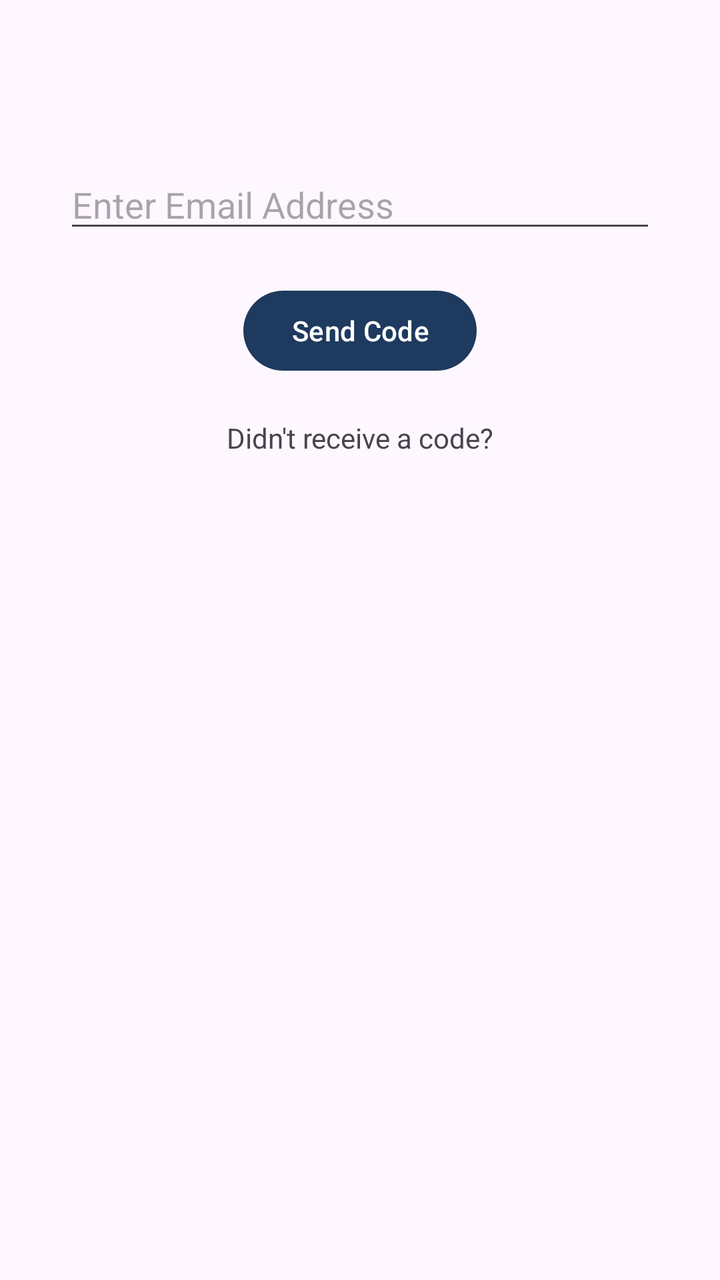
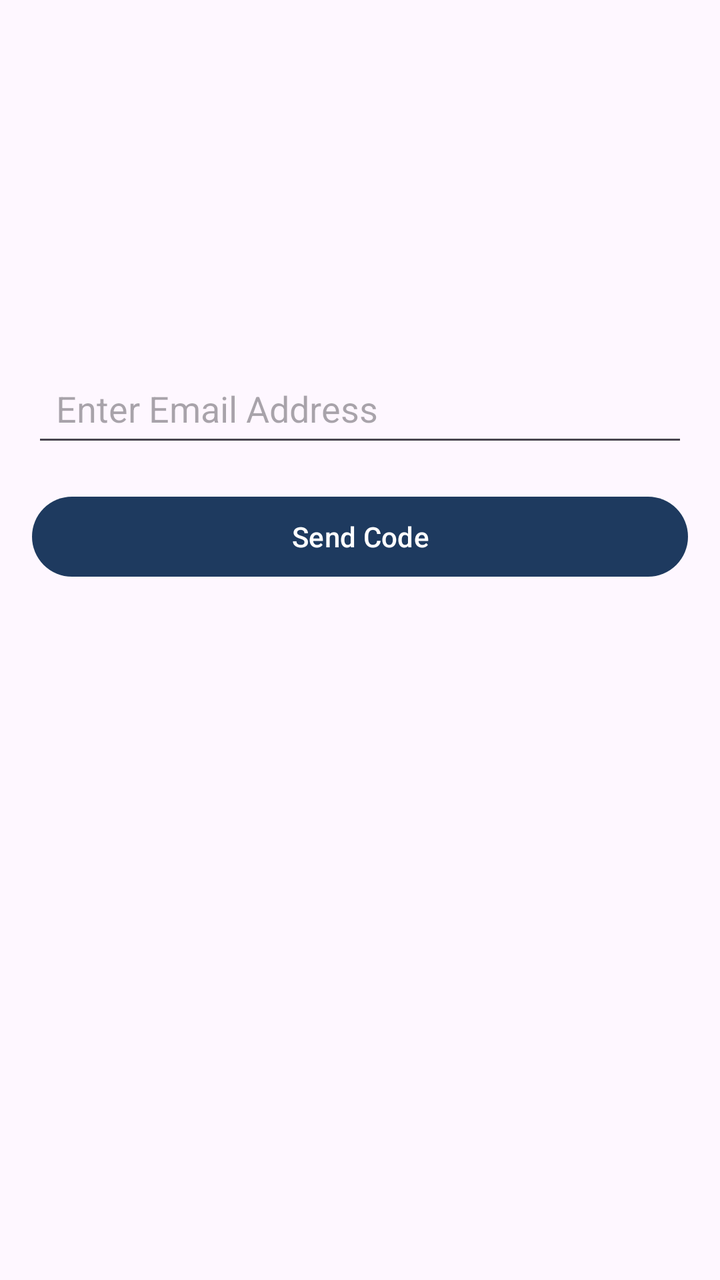

Screens rendered from an Android XML layout before and after an edit, with the pre-edit source and the edit as a unified diff.
<!-- AndroidManifest.xml: application theme Theme.WooferProject -->
<!-- res/layout/forgot_password.xml -->
<androidx.constraintlayout.widget.ConstraintLayout
    xmlns:android="http://schemas.android.com/apk/res/android"
    xmlns:app="http://schemas.android.com/apk/res-auto"
    android:layout_width="match_parent"
    android:layout_height="match_parent">


    <EditText
        android:id="@+id/editEmail"
        android:layout_width="0dp"
        android:layout_height="wrap_content"
        android:hint="Enter Email Address"
        android:inputType="textEmailAddress"
        android:layout_marginStart="32dp"
        android:layout_marginEnd="32dp"
        android:layout_marginTop="80dp"
        app:layout_constraintTop_toTopOf="parent"
        app:layout_constraintStart_toStartOf="parent"
        app:layout_constraintEnd_toEndOf="parent"/>

    <Button
        android:id="@+id/sendCode"
        android:layout_width="wrap_content"
        android:layout_height="wrap_content"
        android:text="Send Code"
        android:layout_marginTop="20dp"
        app:layout_constraintTop_toBottomOf="@id/editEmail"
        app:layout_constraintStart_toStartOf="parent"
        app:layout_constraintEnd_toEndOf="parent"/>

    <EditText
        android:id="@+id/editOtp"
        android:layout_width="0dp"
        android:layout_height="wrap_content"
        android:hint="Enter OTP"
        android:inputType="number"
        android:visibility="gone"
        android:layout_marginStart="32dp"
        android:layout_marginEnd="32dp"
        android:layout_marginTop="20dp"
        app:layout_constraintTop_toBottomOf="@id/sendCode"
        app:layout_constraintStart_toStartOf="parent"
        app:layout_constraintEnd_toEndOf="parent"/>

    <EditText
        android:id="@+id/editNewPassword"
        android:layout_width="0dp"
        android:layout_height="wrap_content"
        android:hint="New Password"
        android:inputType="textPassword"
        android:visibility="gone"
        android:layout_marginStart="32dp"
        android:layout_marginEnd="32dp"
        android:layout_marginTop="20dp"
        app:layout_constraintTop_toBottomOf="@id/editOtp"
        app:layout_constraintStart_toStartOf="parent"
        app:layout_constraintEnd_toEndOf="parent"/>

    <Button
        android:id="@+id/resetPassword"
        android:layout_width="wrap_content"
        android:layout_height="wrap_content"
        android:text="Reset Password"
        android:visibility="gone"
        android:layout_marginTop="20dp"
        app:layout_constraintTop_toBottomOf="@id/editNewPassword"
        app:layout_constraintStart_toStartOf="parent"
        app:layout_constraintEnd_toEndOf="parent"/>

    <TextView
        android:id="@+id/noCode"
        android:layout_width="wrap_content"
        android:layout_height="wrap_content"
        android:text="Didn't receive a code?"
        android:layout_marginTop="20dp"
        app:layout_constraintTop_toBottomOf="@id/resetPassword"
        app:layout_constraintStart_toStartOf="parent"
        app:layout_constraintEnd_toEndOf="parent"/>

</androidx.constraintlayout.widget.ConstraintLayout>
<!-- resources referenced by this layout -->
<resources>
  <style name="Theme.WooferProject" parent="Base.Theme.WooferProject" />
  <style name="Base.Theme.WooferProject" parent="Theme.Material3.DayNight.NoActionBar">
          
          <item name="colorPrimary">@color/magnet_blue</item>
          <item name="colorOnPrimary">@color/white</item>
          <item name="colorPrimaryContainer">@color/magnet_blue</item>
          <item name="colorOnPrimaryContainer">@color/white</item>
      </style>
  <color name="magnet_blue">#1E3A5F</color>
  <color name="white">#FFFFFFFF</color>
</resources>

<!-- the commit's change to res/layout/forgot_password.xml (unified diff, before → after) -->
@@ -1,80 +1,119 @@
-<androidx.constraintlayout.widget.ConstraintLayout
-    xmlns:android="http://schemas.android.com/apk/res/android"
+<?xml version="1.0" encoding="utf-8"?>
+<androidx.constraintlayout.widget.ConstraintLayout xmlns:android="http://schemas.android.com/apk/res/android"
     xmlns:app="http://schemas.android.com/apk/res-auto"
+    xmlns:tools="http://schemas.android.com/tools"
     android:layout_width="match_parent"
-    android:layout_height="match_parent">
+    android:layout_height="match_parent"
+    android:padding="16dp"
+    tools:context=".activities.ForgotPasswordActivity">
 
+    <ImageView
+        android:id="@+id/logo"
+        android:layout_width="100dp"
+        android:layout_height="100dp"
+        android:layout_marginTop="32dp"
+        android:contentDescription="@string/logo_desc"
+        android:src="@mipmap/ic_launcher"
+        app:layout_constraintEnd_toEndOf="parent"
+        app:layout_constraintStart_toStartOf="parent"
+        app:layout_constraintTop_toTopOf="parent" />
 
     <EditText
         android:id="@+id/editEmail"
         android:layout_width="0dp"
         android:layout_height="wrap_content"
-        android:hint="Enter Email Address"
+        android:layout_marginTop="32dp"
+        android:autofillHints="emailAddress"
+        android:ems="10"
+        android:hint="@string/hint_email"
         android:inputType="textEmailAddress"
-        android:layout_marginStart="32dp"
-        android:layout_marginEnd="32dp"
-        android:layout_marginTop="80dp"
-        app:layout_constraintTop_toTopOf="parent"
+        android:minHeight="48dp"
+        android:padding="12dp"
+        app:layout_constraintEnd_toEndOf="parent"
         app:layout_constraintStart_toStartOf="parent"
-        app:layout_constraintEnd_toEndOf="parent"/>
+        app:layout_constraintTop_toBottomOf="@+id/logo" />
 
     <Button
         android:id="@+id/sendCode"
-        android:layout_width="wrap_content"
+        android:layout_width="0dp"
         android:layout_height="wrap_content"
+        android:layout_marginTop="16dp"
+        android:minHeight="48dp"
         android:text="Send Code"
-        android:layout_marginTop="20dp"
-        app:layout_constraintTop_toBottomOf="@id/editEmail"
+        app:layout_constraintEnd_toEndOf="parent"
         app:layout_constraintStart_toStartOf="parent"
-        app:layout_constraintEnd_toEndOf="parent"/>
+        app:layout_constraintTop_toBottomOf="@+id/editEmail" />
 
     <EditText
         android:id="@+id/editOtp"
         android:layout_width="0dp"
         android:layout_height="wrap_content"
+        android:layout_marginTop="16dp"
+        android:autofillHints="none"
+        android:ems="10"
         android:hint="Enter OTP"
         android:inputType="number"
+        android:minHeight="48dp"
+        android:padding="12dp"
         android:visibility="gone"
-        android:layout_marginStart="32dp"
-        android:layout_marginEnd="32dp"
-        android:layout_marginTop="20dp"
-        app:layout_constraintTop_toBottomOf="@id/sendCode"
+        app:layout_constraintEnd_toEndOf="parent"
         app:layout_constraintStart_toStartOf="parent"
-        app:layout_constraintEnd_toEndOf="parent"/>
+        app:layout_constraintTop_toBottomOf="@+id/sendCode" />
+
+    <Button
+        android:id="@+id/verifyCode"
+        android:layout_width="0dp"
+        android:layout_height="wrap_content"
+        android:layout_marginTop="16dp"
+        android:minHeight="48dp"
+        android:text="Verify Code"
+        android:visibility="gone"
+        app:layout_constraintEnd_toEndOf="parent"
+        app:layout_constraintStart_toStartOf="parent"
+        app:layout_constraintTop_toBottomOf="@+id/editOtp" />
 
     <EditText
         android:id="@+id/editNewPassword"
         android:layout_width="0dp"
         android:layout_height="wrap_content"
+        android:layout_marginTop="16dp"
+        android:autofillHints="newPassword"
+        android:ems="10"
         android:hint="New Password"
         android:inputType="textPassword"
+        android:minHeight="48dp"
+        android:padding="12dp"
         android:visibility="gone"
-        android:layout_marginStart="32dp"
-        android:layout_marginEnd="32dp"
-        android:layout_marginTop="20dp"
-        app:layout_constraintTop_toBottomOf="@id/editOtp"
+        app:layout_constraintEnd_toEndOf="parent"
         app:layout_constraintStart_toStartOf="parent"
-        app:layout_constraintEnd_toEndOf="parent"/>
+        app:layout_constraintTop_toBottomOf="@+id/verifyCode" />
 
     <Button
         android:id="@+id/resetPassword"
-        android:layout_width="wrap_content"
+        android:layout_width="0dp"
         android:layout_height="wrap_content"
+        android:layout_marginTop="16dp"
+        android:minHeight="48dp"
         android:text="Reset Password"
         android:visibility="gone"
-        android:layout_marginTop="20dp"
-        app:layout_constraintTop_toBottomOf="@id/editNewPassword"
+        app:layout_constraintEnd_toEndOf="parent"
         app:layout_constraintStart_toStartOf="parent"
-        app:layout_constraintEnd_toEndOf="parent"/>
+        app:layout_constraintTop_toBottomOf="@+id/editNewPassword" />
 
     <TextView
         android:id="@+id/noCode"
         android:layout_width="wrap_content"
         android:layout_height="wrap_content"
+        android:layout_marginTop="24dp"
+        android:minHeight="48dp"
+        android:gravity="center"
         android:text="Didn't receive a code?"
-        android:layout_marginTop="20dp"
-        app:layout_constraintTop_toBottomOf="@id/resetPassword"
+        android:textColor="#3F51B5"
+        android:clickable="true"
+        android:focusable="true"
+        android:visibility="gone"
+        app:layout_constraintEnd_toEndOf="parent"
         app:layout_constraintStart_toStartOf="parent"
-        app:layout_constraintEnd_toEndOf="parent"/>
+        app:layout_constraintTop_toBottomOf="@+id/resetPassword" />
 
 </androidx.constraintlayout.widget.ConstraintLayout>
<!-- resource entries referenced after the edit -->
@@ -1,6 +1,15 @@
 <!-- resources referenced by this layout -->
 <resources>
+  <!-- mipmap ic_launcher (mipmap-anydpi-v26) -->
+  <?xml version="1.0" encoding="utf-8"?>
+  <adaptive-icon xmlns:android="http://schemas.android.com/apk/res/android">
+      <background android:drawable="@color/ic_launcher_background"/>
+      <foreground android:drawable="@mipmap/ic_launcher_foreground"/>
+  </adaptive-icon>
+  <string name="hint_email">Enter Email Address</string>
+  <string name="logo_desc">App Logo</string>
   <style name="Theme.WooferProject" parent="Base.Theme.WooferProject" />
+  <color name="ic_launcher_background">#FFFFFF</color>
   <style name="Base.Theme.WooferProject" parent="Theme.Material3.DayNight.NoActionBar">
           
           <item name="colorPrimary">@color/magnet_blue</item>
